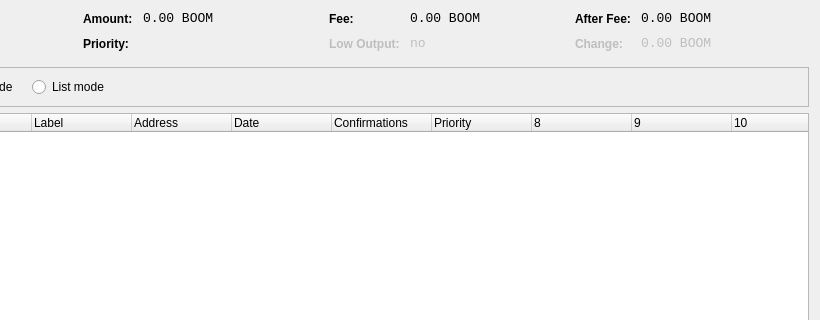
Qt form src/qt/forms/coincontroldialog.ui (Neverhoodcoin/Neverhoodcoin-test) before a commit; both pictures show x 180 to 1000 and y 0 to 320 of the 1000 by 500 pixel window.
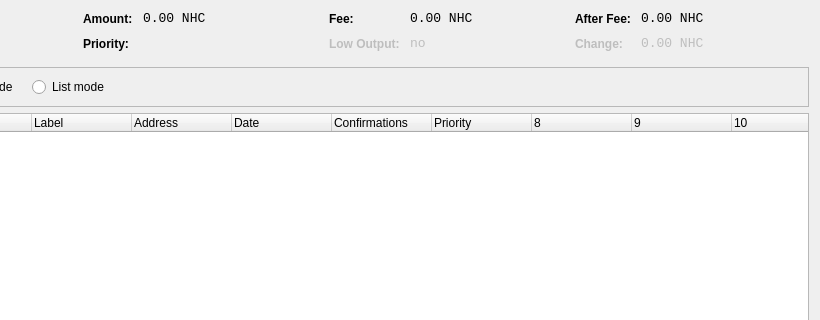
The same form after that commit. Custom widgets are drawn as their Qt base class.

What changed in the file:
```diff
--- a/src/qt/forms/coincontroldialog.ui
+++ b/src/qt/forms/coincontroldialog.ui
@@ -141,7 +141,7 @@
           <enum>Qt::ActionsContextMenu</enum>
          </property>
          <property name="text">
-          <string notr="true">0.00 BOOM</string>
+          <string notr="true">0.00 NHC</string>
          </property>
          <property name="textInteractionFlags">
           <set>Qt::LinksAccessibleByMouse|Qt::TextSelectableByKeyboard|Qt::TextSelectableByMouse</set>
@@ -221,7 +221,7 @@
           <enum>Qt::ActionsContextMenu</enum>
          </property>
          <property name="text">
-          <string notr="true">0.00 BOOM</string>
+          <string notr="true">0.00 NHC</string>
          </property>
          <property name="textInteractionFlags">
           <set>Qt::LinksAccessibleByMouse|Qt::TextSelectableByKeyboard|Qt::TextSelectableByMouse</set>
@@ -307,7 +307,7 @@
           <enum>Qt::ActionsContextMenu</enum>
          </property>
          <property name="text">
-          <string notr="true">0.00 BOOM</string>
+          <string notr="true">0.00 NHC</string>
          </property>
          <property name="textInteractionFlags">
           <set>Qt::LinksAccessibleByMouse|Qt::TextSelectableByKeyboard|Qt::TextSelectableByMouse</set>
@@ -345,7 +345,7 @@
           <enum>Qt::ActionsContextMenu</enum>
          </property>
          <property name="text">
-          <string notr="true">0.00 BOOM</string>
+          <string notr="true">0.00 NHC</string>
          </property>
          <property name="textInteractionFlags">
           <set>Qt::LinksAccessibleByMouse|Qt::TextSelectableByKeyboard|Qt::TextSelectableByMouse</set>
```
